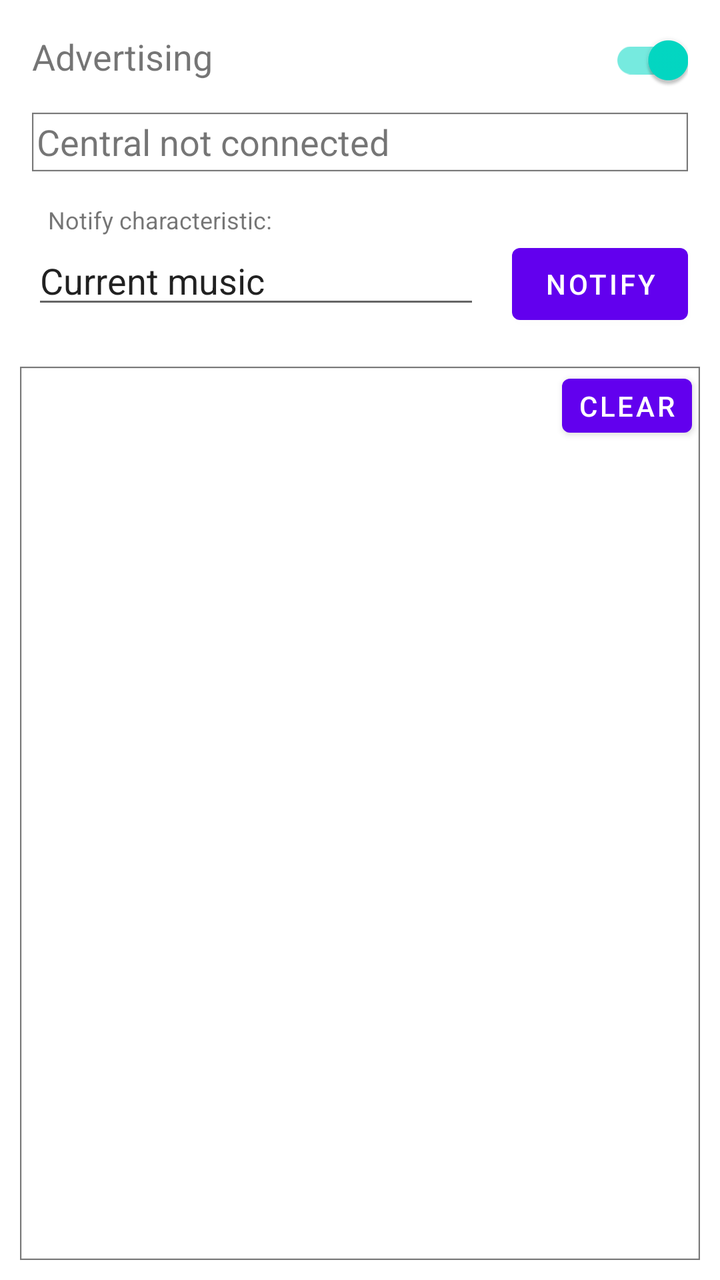
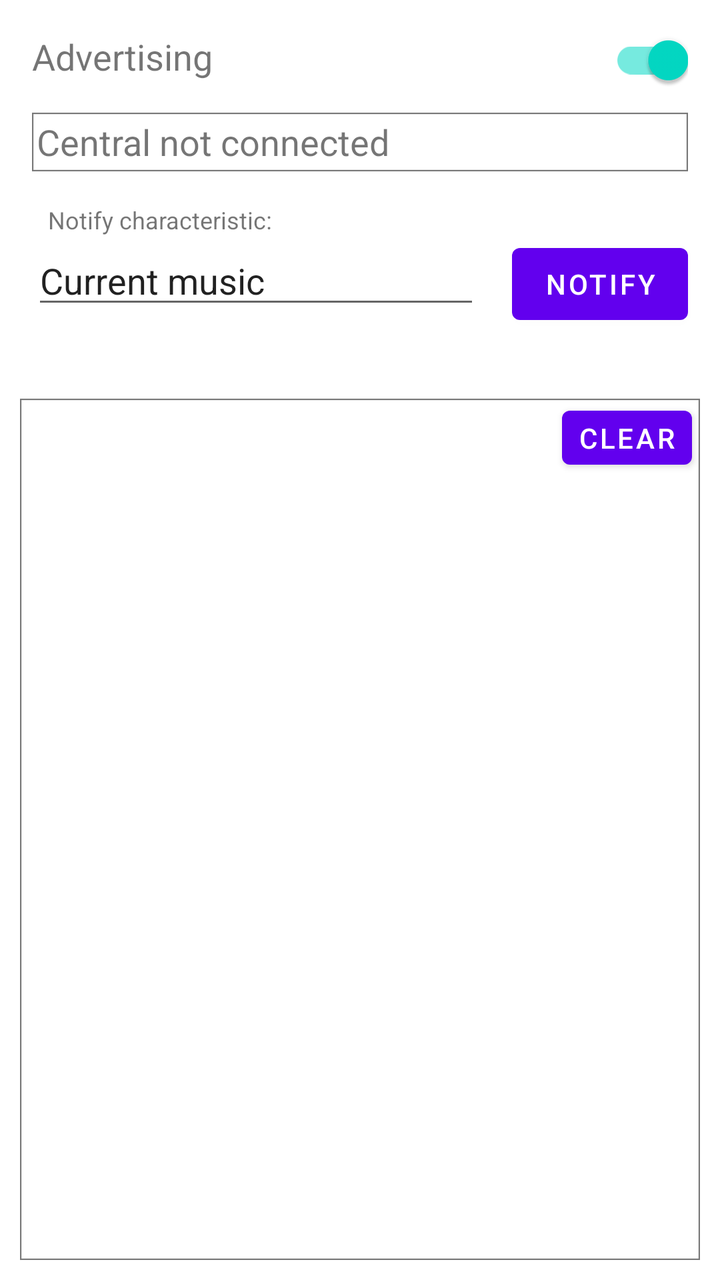

Screens rendered from an Android XML layout before and after an edit, with the pre-edit source and the edit as a unified diff.
<!-- AndroidManifest.xml: application theme Theme.Twingo -->
<!-- res/layout/activity_main.xml -->
<?xml version="1.0" encoding="utf-8"?>
<androidx.constraintlayout.widget.ConstraintLayout xmlns:android="http://schemas.android.com/apk/res/android"
    xmlns:app="http://schemas.android.com/apk/res-auto"
    xmlns:tools="http://schemas.android.com/tools"
    android:layout_width="match_parent"
    android:layout_height="match_parent"
    android:layout_marginTop="96dp"
    tools:context=".MainActivity">

    <TextView
        android:id="@+id/textViewIsAdvertising"
        android:layout_width="wrap_content"
        android:layout_height="wrap_content"
        android:layout_marginStart="16dp"
        android:layout_marginTop="16dp"
        android:text="@string/text_static_is_advertising"
        android:textSize="18sp"
        app:layout_constraintStart_toStartOf="parent"
        app:layout_constraintTop_toTopOf="parent" />

    <com.google.android.material.switchmaterial.SwitchMaterial
        android:id="@+id/switchAdvertising"
        android:layout_width="wrap_content"
        android:layout_height="wrap_content"
        android:layout_marginEnd="16dp"
        android:checked="true"
        app:layout_constraintBaseline_toBaselineOf="@+id/textViewIsAdvertising"
        app:layout_constraintEnd_toEndOf="parent" />

    <ScrollView
        android:id="@+id/scrollViewLog"
        android:layout_width="match_parent"
        android:layout_height="0dp"
        android:layout_marginStart="10dp"
        android:layout_marginTop="24dp"
        android:layout_marginEnd="10dp"
        android:layout_marginBottom="10dp"
        android:layout_weight="1"
        android:background="@drawable/img_gray_border"
        app:layout_constraintBottom_toBottomOf="parent"
        app:layout_constraintEnd_toEndOf="parent"
        app:layout_constraintHorizontal_bias="0.0"
        app:layout_constraintStart_toStartOf="parent"
        app:layout_constraintTop_toBottomOf="@+id/editTextCurrentMusicCharacteristic">

        <TextView
            android:id="@+id/textViewLog"
            android:layout_width="wrap_content"
            android:layout_height="wrap_content" />

    </ScrollView>

    <TextView
        android:id="@+id/textViewConnectionState"
        android:layout_width="0dp"
        android:layout_height="wrap_content"
        android:layout_marginStart="16dp"
        android:layout_marginTop="16dp"
        android:layout_marginEnd="16dp"
        android:background="@drawable/img_gray_border"
        android:text="@string/text_disconnected"
        android:textSize="18sp"
        app:layout_constraintEnd_toEndOf="parent"
        app:layout_constraintStart_toStartOf="parent"
        app:layout_constraintTop_toBottomOf="@+id/textViewIsAdvertising" />

    <TextView
        android:id="@+id/textViewHintCurrentMusicCharacteristic"
        android:layout_width="wrap_content"
        android:layout_height="wrap_content"
        android:layout_marginStart="24dp"
        android:layout_marginTop="16dp"
        android:text="@string/text_static_current_music_characteristic"
        android:textSize="12sp"
        app:layout_constraintStart_toStartOf="parent"
        app:layout_constraintTop_toBottomOf="@+id/textViewConnectionState" />

    <EditText
        android:id="@+id/editTextCurrentMusicCharacteristic"
        android:layout_width="0dp"
        android:layout_height="wrap_content"
        android:layout_marginStart="16dp"
        android:layout_marginEnd="16dp"
        android:autofillHints=""
        android:ems="10"
        android:inputType="text"
        android:text="Current music"
        app:layout_constraintEnd_toStartOf="@+id/buttonSend"
        app:layout_constraintStart_toStartOf="parent"
        app:layout_constraintTop_toBottomOf="@+id/textViewHintCurrentMusicCharacteristic" />

    <Button
        android:id="@+id/buttonSend"
        android:layout_width="wrap_content"
        android:layout_height="wrap_content"
        android:layout_marginEnd="16dp"
        android:onClick="onTapSend"
        android:text="@string/button_notify"
        app:layout_constraintBaseline_toBaselineOf="@+id/editTextCurrentMusicCharacteristic"
        app:layout_constraintEnd_toEndOf="parent" />

    <TextView
        android:id="@+id/textViewSubscribers"
        android:layout_width="wrap_content"
        android:layout_height="wrap_content"
        android:layout_marginEnd="32dp"
        android:layout_marginBottom="8dp"
        android:text=""
        app:layout_constraintBottom_toTopOf="@+id/buttonSend"
        app:layout_constraintEnd_toEndOf="parent" />

    <Button
        android:id="@+id/buttonClearLog"
        android:layout_width="wrap_content"
        android:layout_height="wrap_content"
        android:layout_marginEnd="4dp"
        android:minWidth="48dip"
        android:minHeight="32dip"
        android:onClick="onTapClearLog"
        android:paddingLeft="8dp"
        android:paddingTop="4dp"
        android:paddingRight="8dp"
        android:paddingBottom="4dp"
        android:text="@string/button_clear_log"
        app:layout_constraintEnd_toEndOf="@+id/scrollViewLog"
        app:layout_constraintTop_toTopOf="@+id/scrollViewLog" />

</androidx.constraintlayout.widget.ConstraintLayout>
<!-- resources referenced by this layout -->
<resources>
  <!-- drawable img_gray_border: png bitmap (drawable-hdpi, 338 bytes) -->
  <string name="button_clear_log">Clear</string>
  <string name="button_notify">Notify</string>
  <string name="text_disconnected">Central not connected</string>
  <string name="text_static_current_music_characteristic">Notify characteristic:</string>
  <string name="text_static_is_advertising">Advertising</string>
  <style name="Theme.Twingo" parent="Theme.MaterialComponents.DayNight.DarkActionBar">
          
          <item name="colorPrimary">@color/purple_500</item>
          <item name="colorPrimaryVariant">@color/purple_700</item>
          <item name="colorOnPrimary">@color/white</item>
          
          <item name="colorSecondary">@color/teal_200</item>
          <item name="colorSecondaryVariant">@color/teal_700</item>
          <item name="colorOnSecondary">@color/black</item>
          
          <item name="android:statusBarColor" tools:targetApi="l">?attr/colorPrimaryVariant</item>
          
      </style>
  <color name="purple_500">#FF6200EE</color>
  <color name="purple_700">#FF3700B3</color>
  <color name="white">#FFFFFFFF</color>
  <color name="teal_200">#FF03DAC5</color>
  <color name="teal_700">#FF018786</color>
  <color name="black">#FF000000</color>
</resources>

<!-- the commit's change to res/layout/activity_main.xml (unified diff, before → after) -->
@@ -27,29 +27,6 @@
         app:layout_constraintBaseline_toBaselineOf="@+id/textViewIsAdvertising"
         app:layout_constraintEnd_toEndOf="parent" />
 
-    <ScrollView
-        android:id="@+id/scrollViewLog"
-        android:layout_width="match_parent"
-        android:layout_height="0dp"
-        android:layout_marginStart="10dp"
-        android:layout_marginTop="24dp"
-        android:layout_marginEnd="10dp"
-        android:layout_marginBottom="10dp"
-        android:layout_weight="1"
-        android:background="@drawable/img_gray_border"
-        app:layout_constraintBottom_toBottomOf="parent"
-        app:layout_constraintEnd_toEndOf="parent"
-        app:layout_constraintHorizontal_bias="0.0"
-        app:layout_constraintStart_toStartOf="parent"
-        app:layout_constraintTop_toBottomOf="@+id/editTextCurrentMusicCharacteristic">
-
-        <TextView
-            android:id="@+id/textViewLog"
-            android:layout_width="wrap_content"
-            android:layout_height="wrap_content" />
-
-    </ScrollView>
-
     <TextView
         android:id="@+id/textViewConnectionState"
         android:layout_width="0dp"
@@ -75,6 +52,16 @@
         app:layout_constraintStart_toStartOf="parent"
         app:layout_constraintTop_toBottomOf="@+id/textViewConnectionState" />
 
+    <TextView
+        android:id="@+id/textViewSubscribers"
+        android:layout_width="wrap_content"
+        android:layout_height="wrap_content"
+        android:layout_marginEnd="32dp"
+        android:layout_marginBottom="8dp"
+        android:text=""
+        app:layout_constraintBottom_toTopOf="@+id/buttonNotify"
+        app:layout_constraintEnd_toEndOf="parent" />
+
     <EditText
         android:id="@+id/editTextCurrentMusicCharacteristic"
         android:layout_width="0dp"
@@ -85,12 +72,12 @@
         android:ems="10"
         android:inputType="text"
         android:text="Current music"
-        app:layout_constraintEnd_toStartOf="@+id/buttonSend"
+        app:layout_constraintEnd_toStartOf="@+id/buttonNotify"
         app:layout_constraintStart_toStartOf="parent"
         app:layout_constraintTop_toBottomOf="@+id/textViewHintCurrentMusicCharacteristic" />
 
     <Button
-        android:id="@+id/buttonSend"
+        android:id="@+id/buttonNotify"
         android:layout_width="wrap_content"
         android:layout_height="wrap_content"
         android:layout_marginEnd="16dp"
@@ -99,15 +86,48 @@
         app:layout_constraintBaseline_toBaselineOf="@+id/editTextCurrentMusicCharacteristic"
         app:layout_constraintEnd_toEndOf="parent" />
 
-    <TextView
-        android:id="@+id/textViewSubscribers"
+    <ImageView
+        android:id="@+id/musicCover"
         android:layout_width="wrap_content"
         android:layout_height="wrap_content"
-        android:layout_marginEnd="32dp"
-        android:layout_marginBottom="8dp"
-        android:text=""
-        app:layout_constraintBottom_toTopOf="@+id/buttonSend"
-        app:layout_constraintEnd_toEndOf="parent" />
+        android:layout_marginStart="16dp"
+        android:layout_marginTop="16dp"
+        android:contentDescription=""
+        app:layout_constraintStart_toStartOf="parent"
+        app:layout_constraintTop_toBottomOf="@+id/editTextCurrentMusicCharacteristic" />
+
+    <ImageView
+        android:id="@+id/monochromeMusicCover"
+        android:layout_width="wrap_content"
+        android:layout_height="wrap_content"
+        android:layout_marginStart="16dp"
+        android:layout_marginTop="16dp"
+        android:contentDescription=""
+        app:layout_constraintStart_toEndOf="@+id/musicCover"
+        app:layout_constraintTop_toBottomOf="@+id/editTextCurrentMusicCharacteristic" />
+
+    <ScrollView
+        android:id="@+id/scrollViewLog"
+        android:layout_width="match_parent"
+        android:layout_height="0dp"
+        android:layout_marginStart="10dp"
+        android:layout_marginTop="24dp"
+        android:layout_marginEnd="10dp"
+        android:layout_marginBottom="10dp"
+        android:layout_weight="1"
+        android:background="@drawable/img_gray_border"
+        app:layout_constraintBottom_toBottomOf="parent"
+        app:layout_constraintEnd_toEndOf="parent"
+        app:layout_constraintHorizontal_bias="0.0"
+        app:layout_constraintStart_toStartOf="parent"
+        app:layout_constraintTop_toBottomOf="@+id/musicCover">
+
+        <TextView
+            android:id="@+id/textViewLog"
+            android:layout_width="wrap_content"
+            android:layout_height="wrap_content" />
+
+    </ScrollView>
 
     <Button
         android:id="@+id/buttonClearLog"
